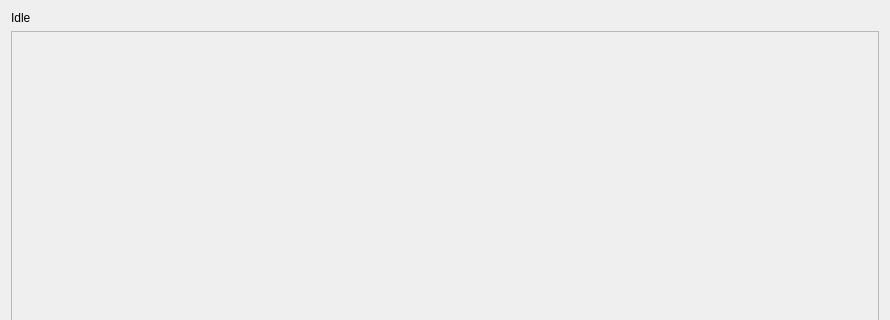
project-march/ProjectMarch, file march_rqt_input_device/resource/input_device.ui: the form before one commit; both pictures show x 0 to 890 and y 0 to 320 of the 890 by 549 pixel window.
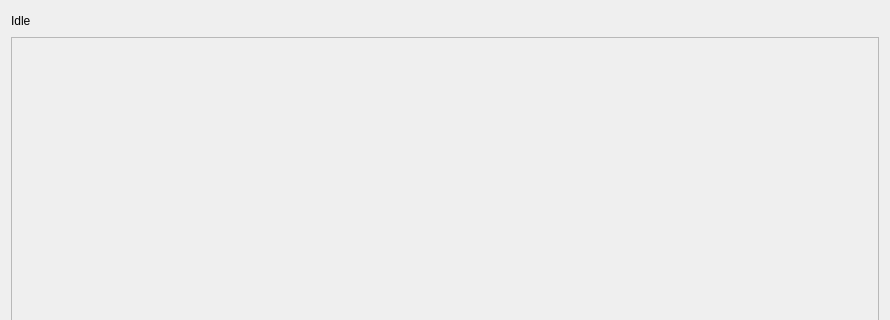
The form after the commit.

Commit message: Add showing label with current gait

```diff
--- a/march_rqt_input_device/resource/input_device.ui
+++ b/march_rqt_input_device/resource/input_device.ui
@@ -18,6 +18,8 @@
     <enum>QLayout::SetMinAndMaxSize</enum>
    </property>
    <item>
+    <layout class="QHBoxLayout" name="horizontalLayout">
+     <item>
     <widget class="QLabel" name="status_label">
      <property name="maximumSize">
       <size>
@@ -31,6 +33,28 @@
     </widget>
    </item>
    <item>
+      <spacer name="horizontalSpacer">
+       <property name="orientation">
+        <enum>Qt::Horizontal</enum>
+       </property>
+       <property name="sizeHint" stdset="0">
+        <size>
+         <width>40</width>
+         <height>20</height>
+        </size>
+       </property>
+      </spacer>
+     </item>
+     <item>
+      <widget class="QLabel" name="gait_label">
+       <property name="text">
+        <string/>
+       </property>
+      </widget>
+     </item>
+    </layout>
+   </item>
+   <item>
     <widget class="QScrollArea" name="frame">
      <property name="enabled">
       <bool>true</bool>
@@ -44,7 +68,7 @@
         <x>0</x>
         <y>0</y>
         <width>870</width>
-        <height>503</height>
+        <height>501</height>
        </rect>
       </property>
       <property name="styleSheet">
```
Lines whose indentation alone changed are shown as unchanged. The commit also changes 2 other files.
